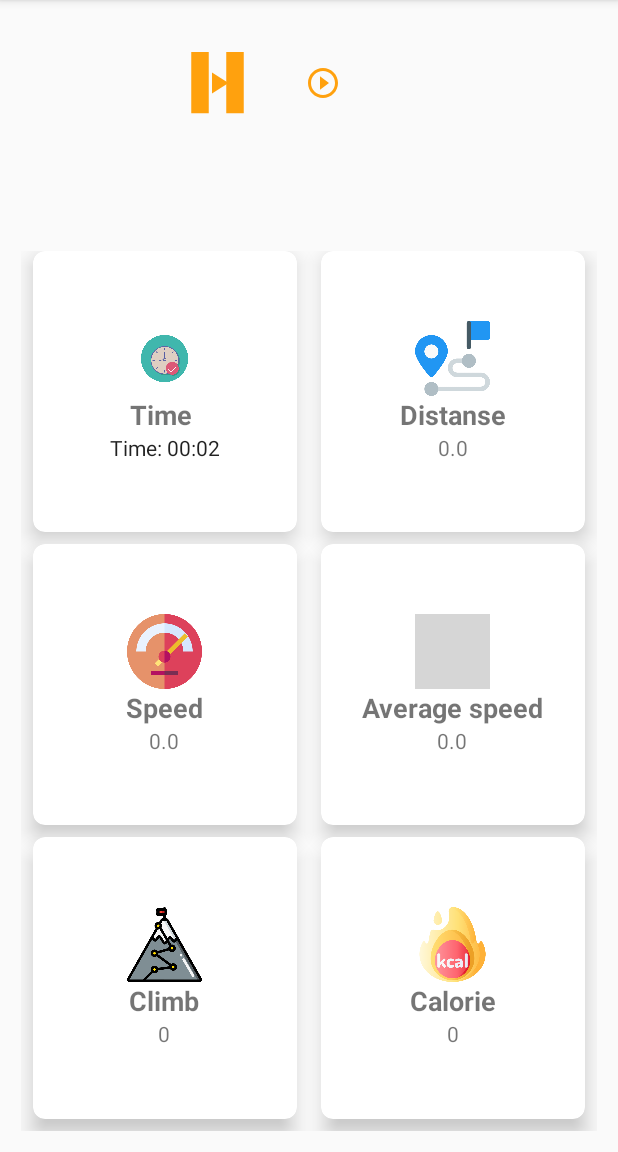
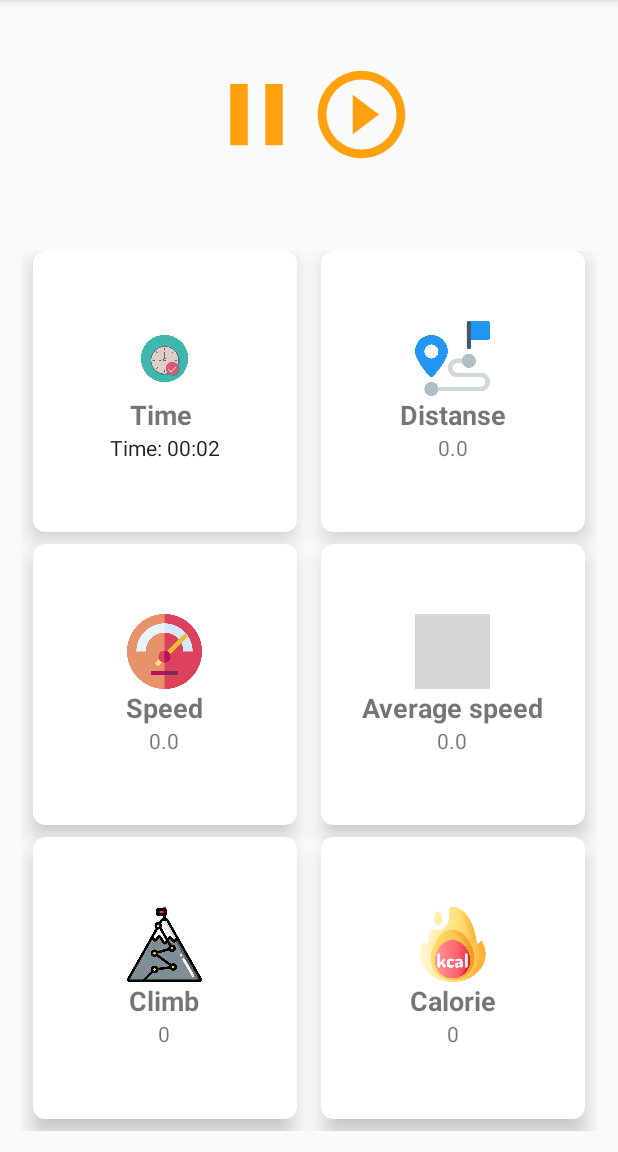
Before and after one commit to NovykovaNatalia/BikeTracker, an Android app: the screen it shows after launch (NavigationDrawerActivity), after a tap on an icon or button, on a phone screen of 412 x 824 dp, the part 84-1236 px from its top. Run offline under Robolectric (Android 15) with nearby library versions, the phone set to English and light mode, and no system bars; our stand-ins replace navigation-ui; 1 other tap on this screen came first; grey boxes are pictures that could not be loaded.

Commit message:
rename fragments, fix play/pause button, delete view models

```diff
--- a/app/src/main/java/com/example/biketracker/MainActivity.java
+++ b/app/src/main/java/com/example/biketracker/MainActivity.java
@@ -15,11 +15,6 @@ public class MainActivity extends AppCompatActivity {
         setContentView(R.layout.activity_main);
 
         ctx = this;
-//        try {
-//            Thread.sleep(5000);
-//        } catch (InterruptedException e) {
-//            e.printStackTrace();
-//        }
 
         startActivity(new Intent(ctx, NavigationDrawerActivity.class));
     }
--- a/app/src/main/java/com/example/biketracker/ui/map/MapFragment.java
+++ b/app/src/main/java/com/example/biketracker/ui/map/MapFragment.java
@@ -45,7 +45,7 @@ public class MapFragment extends Fragment implements OnMapReadyCallback {
     private GoogleMap mGoogleMap;
     Location myLocation;
 
-    View view;
+    View fragmentMap;
     GoogleMap map;
     MapView mapView;
     ArrayList<LatLng> listPoints;
@@ -54,10 +54,10 @@ public class MapFragment extends Fragment implements OnMapReadyCallback {
 
     @Override
     public View onCreateView(LayoutInflater inflater, ViewGroup container, Bundle savedInstanceState) {
-        view = inflater.inflate(R.layout.fragment_map, container, false);
+        fragmentMap = inflater.inflate(R.layout.fragment_map, container, false);
 
         listPoints = new ArrayList<>();
-        return view;
+        return fragmentMap;
 
     }
 
--- a/app/src/main/java/com/example/biketracker/ui/tracker/TrackerFragment.java
+++ b/app/src/main/java/com/example/biketracker/ui/tracker/TrackerFragment.java
@@ -19,25 +19,22 @@ import com.example.biketracker.R;
 
 public class TrackerFragment extends Fragment {
     private static final long START_TIME_IN_MILLIS = 600000;
-    private TrackerViewModel trackerViewModel;
     private Chronometer chronometer;
     private long pauseOffSet;
 
-    ImageButton playButton;
-    ImageButton stopButton;
+    ImageButton buttonPlayPause;
+    ImageButton buttonStop;
     boolean isPressed;
     boolean isStart;
 
     public View onCreateView(@NonNull LayoutInflater inflater,
                              final ViewGroup container, Bundle savedInstanceState) {
 
-        trackerViewModel =
-                ViewModelProviders.of(this).get(TrackerViewModel.class);
-        View root = inflater.inflate(R.layout.fragment_tracker, container, false);
+        View fragmentTracker = inflater.inflate(R.layout.fragment_tracker, container, false);
 
-        playButton  = (ImageButton)root.findViewById(R.id.play);
-        stopButton  = (ImageButton)root.findViewById(R.id.stop);
-        chronometer = root.findViewById(R.id.chronometer);
+        buttonPlayPause = (ImageButton)fragmentTracker.findViewById(R.id.button_play_pause);
+        buttonStop = (ImageButton)fragmentTracker.findViewById(R.id.stop);
+        chronometer = fragmentTracker.findViewById(R.id.chronometer);
         chronometer.setFormat("Time: %s");
         chronometer.setBase(SystemClock.elapsedRealtime());
 
@@ -51,46 +48,38 @@ public class TrackerFragment extends Fragment {
             }
         });
 
-
-        Log.e("no"," ### dnovykov PlayButton " + playButton);
-
-        playButton.setOnClickListener(new View.OnClickListener() {
+        buttonPlayPause.setOnClickListener(new View.OnClickListener() {
             @Override
             public void onClick(final View view) {
-                Log.e("no"," ### dnovykov ONCLICK !! WORK");
                 if(!isPressed) {
-                    System.out.println(" ### dnovykov ONCLICK !! WORK 1");
                     isPressed = true;
-                    playButton.setBackgroundResource(R.drawable.baseline_pause);
+                    buttonPlayPause.setImageResource(R.drawable.baseline_pause);
                     startChronometer(chronometer);
-                    stopButton.setVisibility(View.VISIBLE);
+                    buttonStop.setVisibility(View.VISIBLE);
 
                 } else {
-                    Log.e("no"," ### dnovykov ONCLICK !! WORK");
                     isPressed = false;
-                    playButton.setBackgroundResource(R.drawable.play_arrow);
-                    //TODO: button
+                    buttonPlayPause.setImageResource(R.drawable.play_arrow);
                     pauseChronometer(chronometer);
                 }
             }
         });
-        stopButton.setOnClickListener(new View.OnClickListener() {
+        buttonStop.setOnClickListener(new View.OnClickListener() {
             @Override
             public void onClick(View view) {
                 if(!isPressed) {
                     isPressed = true;
-                    showAlertDialog(stopButton);
-                    playButton.setBackgroundResource(R.drawable.play_arrow);
+                    showAlertDialog(buttonStop);
+                    buttonPlayPause.setImageResource(R.drawable.play_arrow);
                 }
             }
         });
-        return root;
+        return fragmentTracker;
 
 
 
     }
     public void startChronometer(View v) {
-        Log.e("no"," ### dnovykov ONCLICK !! Chronometer");
         if(!isStart) {
             chronometer.setBase(SystemClock.elapsedRealtime() - pauseOffSet);
             chronometer.start();
@@ -118,7 +107,7 @@ public class TrackerFragment extends Fragment {
             public void onClick(DialogInterface dialogInterface, int i) {
                 Toast.makeText(getContext(), "You finished your track", Toast.LENGTH_LONG).show();
                 resetChronometer(chronometer);
-                stopButton.setVisibility(View.GONE);
+                buttonStop.setVisibility(View.GONE);
             }
 
         });
--- a/app/src/main/java/com/example/biketracker/ui/tracker/TrackerViewModel.java
+++ /dev/null
@@ -1,19 +0,0 @@
-package com.example.biketracker.ui.tracker;
-
-import androidx.lifecycle.LiveData;
-import androidx.lifecycle.MutableLiveData;
-import androidx.lifecycle.ViewModel;
-
-public class TrackerViewModel extends ViewModel {
-
-    private MutableLiveData<String> mText;
-
-    public TrackerViewModel() {
-        mText = new MutableLiveData<>();
-//        mText.setValue("This is tracker fragment");
-    }
-
-    public LiveData<String> getText() {
-        return mText;
-    }
-}
--- a/app/src/main/res/drawable/baseline_pause.xml
+++ b/app/src/main/res/drawable/baseline_pause.xml
@@ -1,6 +1,9 @@
-<vector android:height="24dp" android:tint="#FFA10E"
-    android:viewportHeight="24" android:viewportWidth="24"
-    android:width="24dp" xmlns:android="http://schemas.android.com/apk/res/android">
+<vector android:height="70dp"
+    android:width="70dp"
+    android:tint="#FFA10E"
+    android:viewportHeight="24"
+    android:viewportWidth="24"
+    xmlns:android="http://schemas.android.com/apk/res/android">
     <path android:fillColor="@android:color/white"
         android:pathData="M6,19h4L10,5L6,5v14zM14,5v14h4L18,5h-4z"/>
 </vector>
--- a/app/src/main/res/drawable/ic_baseline_play_circle.xml
+++ b/app/src/main/res/drawable/ic_baseline_play_circle.xml
@@ -1,5 +1,7 @@
-<vector android:height="24dp" android:tint="#FFA10E"
+<vector android:height="70dp"
+    android:width="70dp"
+    android:tint="#FFA10E"
     android:viewportHeight="24" android:viewportWidth="24"
-    android:width="24dp" xmlns:android="http://schemas.android.com/apk/res/android">
+     xmlns:android="http://schemas.android.com/apk/res/android">
     <path android:fillColor="@android:color/white" android:pathData="M10,16.5l6,-4.5 -6,-4.5v9zM12,2C6.48,2 2,6.48 2,12s4.48,10 10,10 10,-4.48 10,-10S17.52,2 12,2zM12,20c-4.41,0 -8,-3.59 -8,-8s3.59,-8 8,-8 8,3.59 8,8 -3.59,8 -8,8z"/>
 </vector>
--- a/app/src/main/res/drawable/play_arrow.xml
+++ b/app/src/main/res/drawable/play_arrow.xml
@@ -1,5 +1,7 @@
-<vector android:height="24dp" android:tint="#FFA10E"
+<vector android:height="70dp"
+    android:width="70dp"
+    android:tint="#FFA10E"
     android:viewportHeight="24" android:viewportWidth="24"
-    android:width="24dp" xmlns:android="http://schemas.android.com/apk/res/android">
+    xmlns:android="http://schemas.android.com/apk/res/android">
     <path android:fillColor="@android:color/white" android:pathData="M8,5v14l11,-7z"/>
 </vector>
--- a/app/src/main/res/layout/fragment_tracker.xml
+++ b/app/src/main/res/layout/fragment_tracker.xml
@@ -9,36 +9,31 @@
     android:weightSum="10"
     tools:context=".ui.tracker.TrackerFragment" >
 
-    <RelativeLayout
+    <LinearLayout
+        android:orientation="horizontal"
         android:layout_width="match_parent"
         android:layout_weight="2"
+        android:gravity="center"
         android:layout_height="0dp">
-
-        <TextView
-            android:layout_width="wrap_content"
-            android:layout_height="wrap_content"
-            android:id="@+id/text_tracker" />
 
 <!--        TODO: investigate why button play and stop too little on start-->
         <ImageButton
-            android:id="@+id/play"
-            android:layout_marginLeft="110dp"
+            android:id="@+id/button_play_pause"
             android:layout_width="70dp"
             android:layout_height="70dp"
-            android:layout_marginTop="20dp"
             android:background="#00000000"
             android:src="@drawable/play_arrow"/>
         <ImageButton
             android:id="@+id/stop"
+            android:layout_gravity="center"
             android:visibility="gone"
             android:layout_width="70dp"
             android:layout_height="70dp"
             android:background="#00000000"
-            android:layout_toRightOf="@+id/play"
-            android:layout_marginTop="20dp"
+            android:layout_toRightOf="@+id/button_play_pause"
             android:src="@drawable/ic_baseline_play_circle"/>
 
-    </RelativeLayout>
+    </LinearLayout>
     <GridLayout
         android:columnCount="2"
         android:rowCount="3"
--- a/app/src/main/res/navigation/mobile_navigation.xml
+++ b/app/src/main/res/navigation/mobile_navigation.xml
@@ -24,7 +24,7 @@
         tools:layout="@layout/fragment_history" />
     <fragment
         android:id="@+id/nav_profil"
-        android:name="com.example.biketracker.ui.profil.ProfilFragment"
+        android:name="com.example.biketracker.ui.profile.ProfileFragment"
         android:label="@string/profile"
         tools:layout="@layout/fragment_profile" />
     <fragment
```
Also changed, not shown: app/src/main/java/com/example/biketracker/ui/history/HistoryFragment.java (+6 -13 lines), app/src/main/java/com/example/biketracker/ui/history/HistoryViewModel.java (deleted, +0 -17 lines), app/src/main/java/com/example/biketracker/ui/map/MapViewModel.java (deleted, +0 -18 lines), app/src/main/java/com/example/biketracker/ui/profile/ProfileFragment.java (renamed from app/src/main/java/com/example/biketracker/ui/profil/ProfilFragment.java, +4 -4 lines), app/src/main/java/com/example/biketracker/ui/setting/SettingFragment.java (+5 -13 lines), app/src/main/java/com/example/biketracker/ui/setting/SettingViewModel.java (deleted, +0 -18 lines), app/src/main/java/com/example/biketracker/ui/share/ShareFragment.java (+3 -12 lines), app/src/main/java/com/example/biketracker/ui/share/ShareViewModel.java (deleted, +0 -19 lines).
